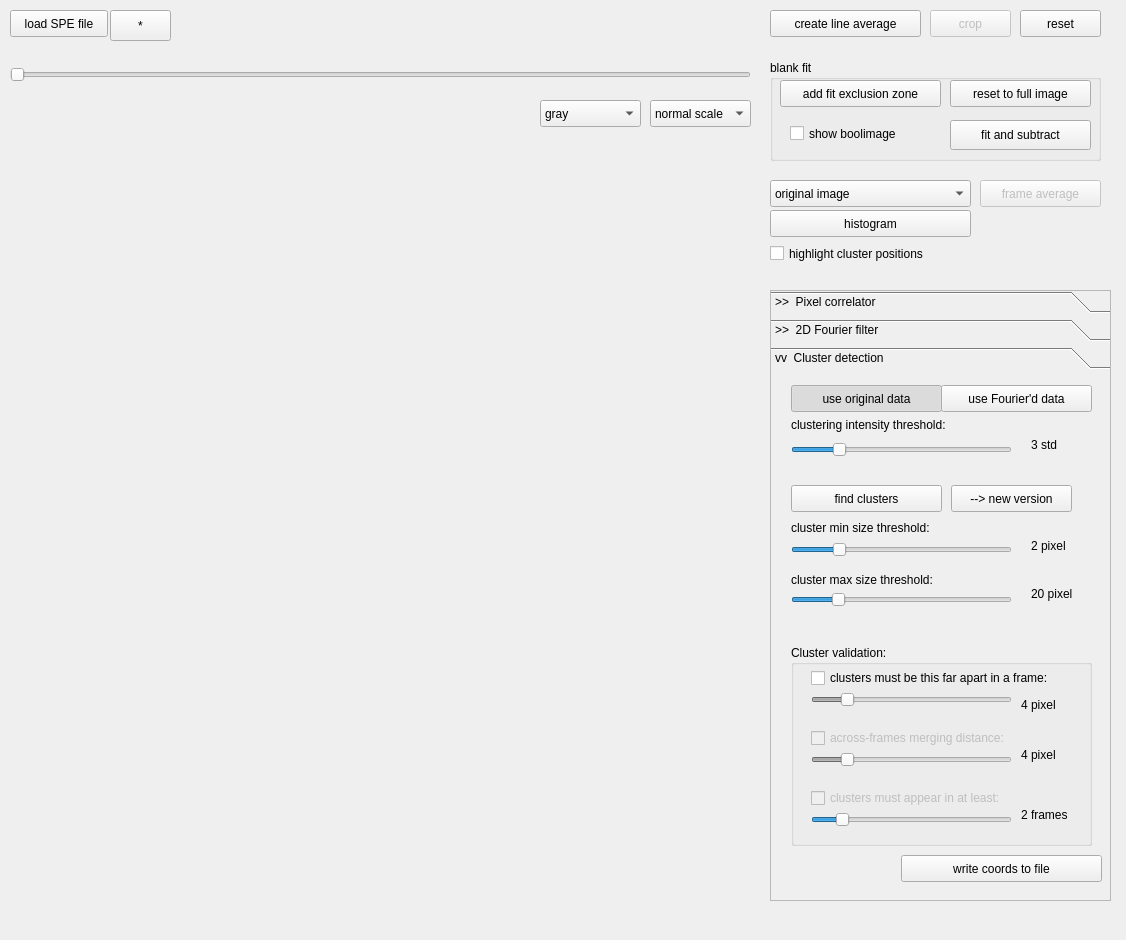
First picture: the form in sm_detection/sm_detector_layout.ui, repository kiwimatto/2dpolim-analysis, before the edit.
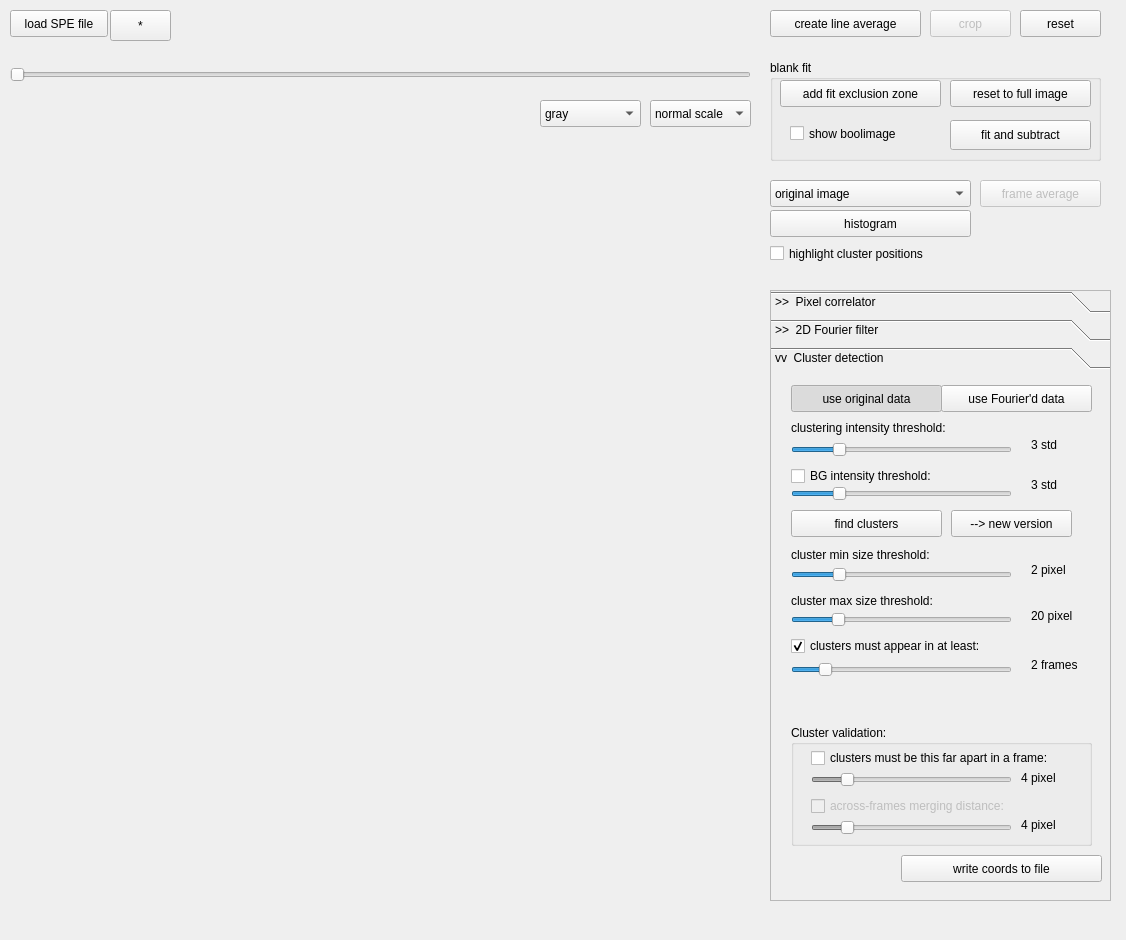
Second picture: the form after the edit.

Commit message: Changes in sm_detector_gui, added exclusionmap support, two sliders now emulate .1f float precision. According changes in misc and spot, and bugfix in movie.update_images.

```diff
--- a/sm_detection/sm_detector_layout.ui
+++ b/sm_detection/sm_detector_layout.ui
@@ -555,7 +555,7 @@
       <property name="geometry">
        <rect>
         <x>20</x>
-        <y>40</y>
+        <y>43</y>
         <width>281</width>
         <height>20</height>
        </rect>
@@ -568,7 +568,7 @@
       <property name="geometry">
        <rect>
         <x>20</x>
-        <y>160</y>
+        <y>185</y>
         <width>221</width>
         <height>29</height>
        </rect>
@@ -590,7 +590,7 @@
       <property name="geometry">
        <rect>
         <x>20</x>
-        <y>143</y>
+        <y>170</y>
         <width>281</width>
         <height>20</height>
        </rect>
@@ -625,7 +625,7 @@
       <property name="geometry">
        <rect>
         <x>20</x>
-        <y>110</y>
+        <y>135</y>
         <width>151</width>
         <height>27</height>
        </rect>
@@ -676,9 +676,9 @@
       <property name="geometry">
        <rect>
         <x>20</x>
-        <y>270</y>
+        <y>350</y>
         <width>301</width>
-        <height>201</height>
+        <height>121</height>
        </rect>
       </property>
       <property name="font">
@@ -696,7 +696,7 @@
        <property name="geometry">
         <rect>
          <x>20</x>
-         <y>100</y>
+         <y>88</y>
          <width>201</width>
          <height>29</height>
         </rect>
@@ -724,7 +724,7 @@
        <property name="geometry">
         <rect>
          <x>20</x>
-         <y>82</y>
+         <y>70</y>
          <width>231</width>
          <height>22</height>
         </rect>
@@ -777,65 +777,11 @@
         <string>clusters must be this far apart in a frame:</string>
        </property>
       </widget>
-      <widget class="QSlider" name="clusterFrameThresholdSlider">
-       <property name="geometry">
-        <rect>
-         <x>20</x>
-         <y>160</y>
-         <width>201</width>
-         <height>29</height>
-        </rect>
-       </property>
-       <property name="minimum">
-        <number>1</number>
-       </property>
-       <property name="maximum">
-        <number>24</number>
-       </property>
-       <property name="pageStep">
-        <number>1</number>
-       </property>
-       <property name="value">
-        <number>4</number>
-       </property>
-       <property name="orientation">
-        <enum>Qt::Horizontal</enum>
-       </property>
-      </widget>
-      <widget class="QCheckBox" name="clustersMustAppearInAtLeastNFramesCheckBox">
-       <property name="enabled">
-        <bool>false</bool>
-       </property>
-       <property name="geometry">
-        <rect>
-         <x>20</x>
-         <y>142</y>
-         <width>261</width>
-         <height>22</height>
-        </rect>
-       </property>
-       <property name="text">
-        <string>clusters must appear in at least:</string>
-       </property>
-      </widget>
-      <widget class="QLabel" name="clusterFrameThresholdLabel">
-       <property name="geometry">
-        <rect>
-         <x>230</x>
-         <y>160</y>
-         <width>61</width>
-         <height>20</height>
-        </rect>
-       </property>
-       <property name="text">
-        <string>2 frames</string>
-       </property>
-      </widget>
       <widget class="QLabel" name="clusterDistanceWithinFrameThresholdLabel">
        <property name="geometry">
         <rect>
          <x>230</x>
-         <y>50</y>
+         <y>43</y>
          <width>71</width>
          <height>20</height>
         </rect>
@@ -848,7 +794,7 @@
        <property name="geometry">
         <rect>
          <x>230</x>
-         <y>100</y>
+         <y>90</y>
          <width>61</width>
          <height>20</height>
         </rect>
@@ -862,7 +808,7 @@
       <property name="geometry">
        <rect>
         <x>260</x>
-        <y>161</y>
+        <y>185</y>
         <width>61</width>
         <height>20</height>
        </rect>
@@ -891,7 +837,7 @@
       <property name="geometry">
        <rect>
         <x>20</x>
-        <y>210</y>
+        <y>230</y>
         <width>221</width>
         <height>29</height>
        </rect>
@@ -916,7 +862,7 @@
       <property name="geometry">
        <rect>
         <x>260</x>
-        <y>209</y>
+        <y>231</y>
         <width>61</width>
         <height>20</height>
        </rect>
@@ -929,7 +875,7 @@
       <property name="geometry">
        <rect>
         <x>20</x>
-        <y>195</y>
+        <y>216</y>
         <width>281</width>
         <height>20</height>
        </rect>
@@ -942,7 +888,7 @@
       <property name="geometry">
        <rect>
         <x>180</x>
-        <y>110</y>
+        <y>135</y>
         <width>121</width>
         <height>27</height>
        </rect>
@@ -954,6 +900,111 @@
        <bool>false</bool>
       </property>
      </widget>
+     <widget class="QSlider" name="clusterBGIntensityThresholdSlider">
+      <property name="geometry">
+       <rect>
+        <x>20</x>
+        <y>104</y>
+        <width>221</width>
+        <height>29</height>
+       </rect>
+      </property>
+      <property name="maximum">
+       <number>150</number>
+      </property>
+      <property name="pageStep">
+       <number>10</number>
+      </property>
+      <property name="value">
+       <number>30</number>
+      </property>
+      <property name="orientation">
+       <enum>Qt::Horizontal</enum>
+      </property>
+     </widget>
+     <widget class="QLabel" name="clusterBGIntensityThresholdLabel">
+      <property name="geometry">
+       <rect>
+        <x>260</x>
+        <y>100</y>
+        <width>61</width>
+        <height>20</height>
+       </rect>
+      </property>
+      <property name="text">
+       <string>3 std</string>
+      </property>
+     </widget>
+     <widget class="QCheckBox" name="clustersMustAppearInAtLeastNFramesCheckBox">
+      <property name="enabled">
+       <bool>true</bool>
+      </property>
+      <property name="geometry">
+       <rect>
+        <x>20</x>
+        <y>260</y>
+        <width>261</width>
+        <height>22</height>
+       </rect>
+      </property>
+      <property name="text">
+       <string>clusters must appear in at least:</string>
+      </property>
+      <property name="checked">
+       <bool>true</bool>
+      </property>
+     </widget>
+     <widget class="QSlider" name="clusterFrameThresholdSlider">
+      <property name="geometry">
+       <rect>
+        <x>20</x>
+        <y>280</y>
+        <width>221</width>
+        <height>29</height>
+       </rect>
+      </property>
+      <property name="minimum">
+       <number>1</number>
+      </property>
+      <property name="maximum">
+       <number>24</number>
+      </property>
+      <property name="pageStep">
+       <number>1</number>
+      </property>
+      <property name="value">
+       <number>4</number>
+      </property>
+      <property name="orientation">
+       <enum>Qt::Horizontal</enum>
+      </property>
+     </widget>
+     <widget class="QLabel" name="clusterFrameThresholdLabel">
+      <property name="geometry">
+       <rect>
+        <x>260</x>
+        <y>280</y>
+        <width>61</width>
+        <height>20</height>
+       </rect>
+      </property>
+      <property name="text">
+       <string>2 frames</string>
+      </property>
+     </widget>
+     <widget class="QCheckBox" name="clusterBGIntensityCheckBox">
+      <property name="geometry">
+       <rect>
+        <x>20</x>
+        <y>90</y>
+        <width>261</width>
+        <height>22</height>
+       </rect>
+      </property>
+      <property name="text">
+       <string>BG intensity threshold:</string>
+      </property>
+     </widget>
     </widget>
    </widget>
    <widget class="QGroupBox" name="groupBox">
```
Left out of the diff: 9 changed lines with no effect on the pictures. The commit also changes 7 other files.
